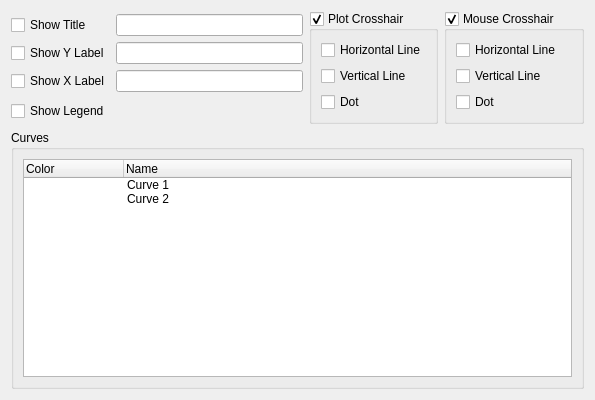
Above: src/PlotPropertiesDialog.ui from noedigcode/GidPlot before the change. Below: the same form after it.
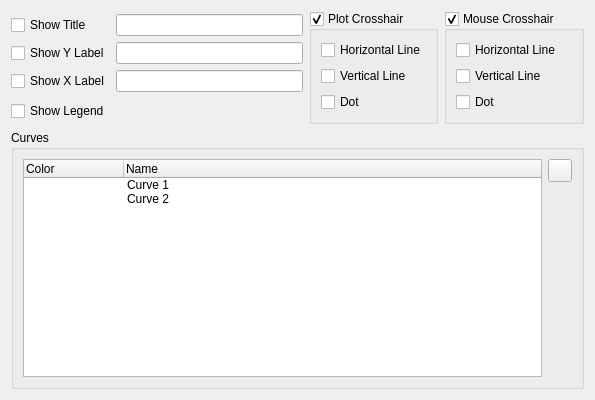
That is the form after the change. Icons and pictures are not drawn.

Commit message: Implement renaming, changing color and removing curves for map plot in plot properties dialog. Added a remove curve button in the plot properties dialog.

```diff
--- a/src/PlotPropertiesDialog.ui
+++ b/src/PlotPropertiesDialog.ui
@@ -153,7 +153,7 @@
      <property name="title">
       <string>Curves</string>
      </property>
-     <layout class="QVBoxLayout" name="verticalLayout_4">
+     <layout class="QHBoxLayout" name="horizontalLayout_3">
       <item>
        <widget class="QTreeWidget" name="treeWidget_curves">
         <property name="editTriggers">
@@ -196,6 +196,37 @@
         </item>
        </widget>
       </item>
+      <item>
+       <layout class="QVBoxLayout" name="verticalLayout_4">
+        <property name="leftMargin">
+         <number>0</number>
+        </property>
+        <item>
+         <widget class="QToolButton" name="toolButton_curve_remove">
+          <property name="text">
+           <string/>
+          </property>
+          <property name="icon">
+           <iconset resource="../images/images.qrc">
+            <normaloff>:/delete</normaloff>:/delete</iconset>
+          </property>
+         </widget>
+        </item>
+        <item>
+         <spacer name="verticalSpacer">
+          <property name="orientation">
+           <enum>Qt::Vertical</enum>
+          </property>
+          <property name="sizeHint" stdset="0">
+           <size>
+            <width>20</width>
+            <height>40</height>
+           </size>
+          </property>
+         </spacer>
+        </item>
+       </layout>
+      </item>
      </layout>
     </widget>
    </item>
```
Left out of the diff: 4 changed lines with no effect on the pictures. The commit also changes 4 other files.
